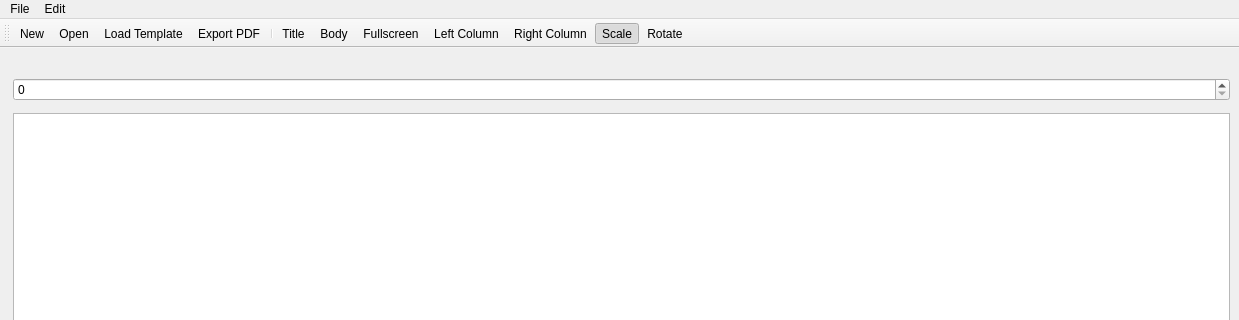
thgier/PotatoPresenter, file mainwindow.ui: the form before one commit; both pictures show x 0 to 1239 and y 0 to 320 of the 1239 by 707 pixel window.
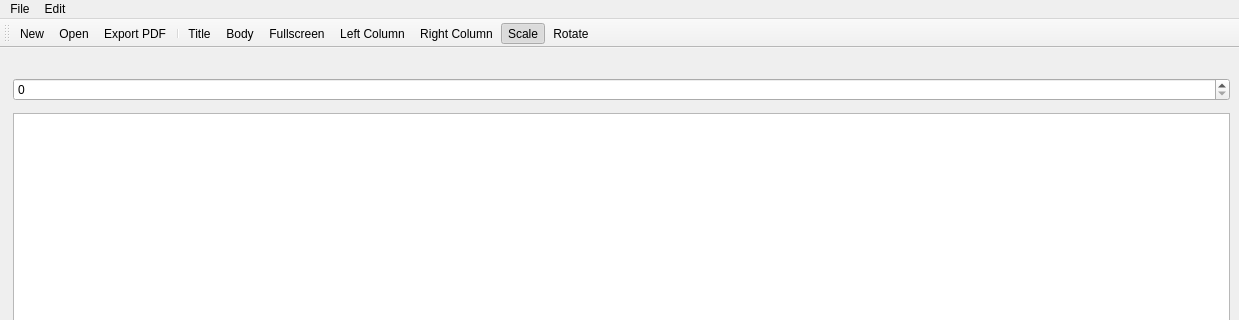
The form after the commit. Icons and pictures are not drawn. Custom widgets are drawn as their Qt base class.

```diff
--- a/mainwindow.ui
+++ b/mainwindow.ui
@@ -120,7 +120,6 @@
    </attribute>
    <addaction name="actionNew"/>
    <addaction name="actionOpen"/>
-   <addaction name="actionLoad_Template"/>
    <addaction name="actionCreatePDF"/>
    <addaction name="separator"/>
    <addaction name="actionLayoutTitle"/>
@@ -304,14 +303,6 @@
     <string>Reload Resources</string>
    </property>
   </action>
-  <action name="actionLoad_Template">
-   <property name="icon">
-    <iconset theme="template"/>
-   </property>
-   <property name="text">
-    <string>Load Template</string>
-   </property>
-  </action>
  </widget>
  <customwidgets>
   <customwidget>
```
